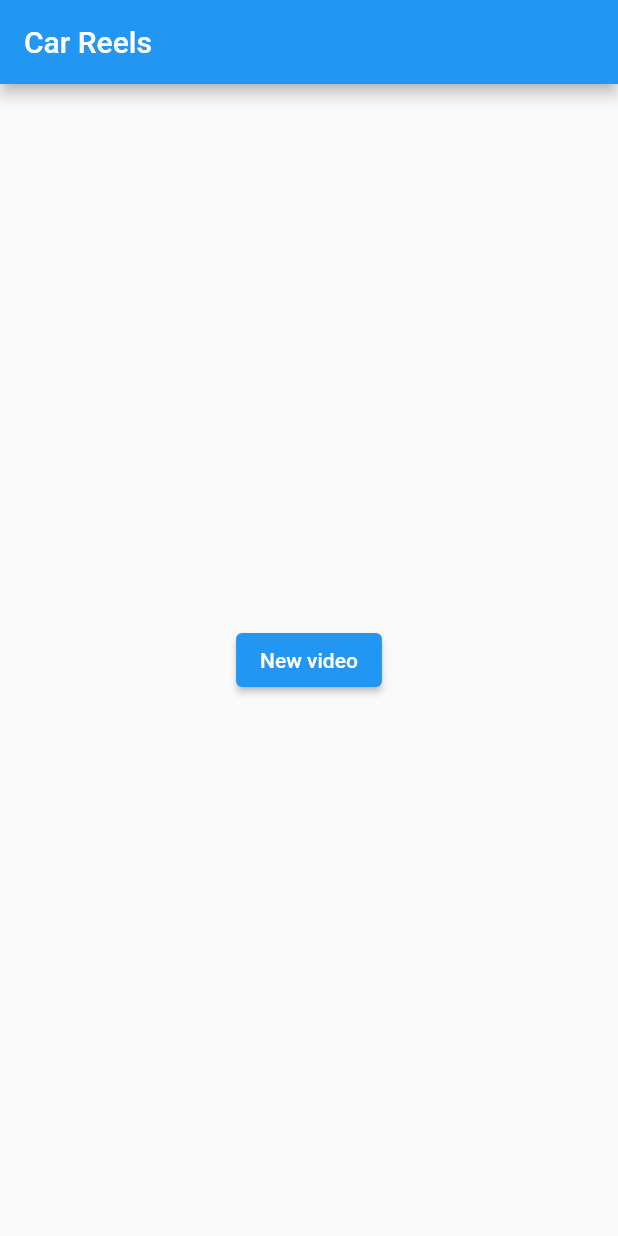
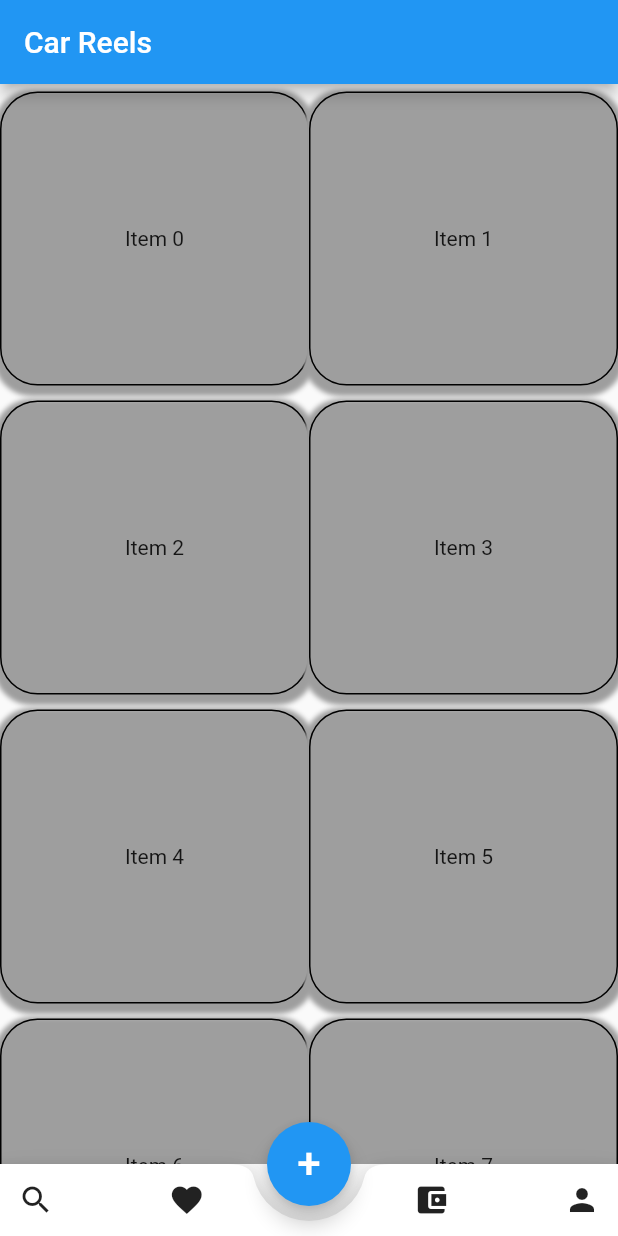
Before and after one commit to KangRuiYu/car-reels, a Flutter app: the screen it shows after launch, on a phone screen of 412 x 824 dp. Run offline on Flutter 3.47's test engine with Material 2 defaults, Android fonts, the phone set to English and light mode, and no system bars; our stand-ins replace camera.

Commit message:
GridView of MainScreen

```diff
--- a/lib/main.dart
+++ b/lib/main.dart
@@ -8,7 +8,7 @@ Future<void> main() async {
   WidgetsFlutterBinding.ensureInitialized();
 
   CameraInfos cameraInfos = CameraInfos();
-  await cameraInfos.getCameras();
+  //await cameraInfos.getCameras();
 
   runApp(MyApp(cameraInfos));
 }
--- a/lib/screens/main_screen.dart
+++ b/lib/screens/main_screen.dart
@@ -3,16 +3,73 @@ import 'package:flutter/material.dart';
 import 'package:car_reels/screens/recording_screen.dart';
 import 'package:provider/provider.dart';
 
+
+
+void main() => runApp(const MainScreen());
+
 class MainScreen extends StatelessWidget {
-  const MainScreen();
+  const MainScreen({Key? key}) : super(key: key);
+
+  static const String _title = 'Flutter Code Sample';
 
   @override
   Widget build(BuildContext context) {
+    return const MaterialApp(
+      title: _title,
+      home: MyStatefulWidget(),
+    );
+  }
+}
+
+class MyStatefulWidget extends StatefulWidget {
+  const MyStatefulWidget({Key? key}) : super(key: key);
+
+  @override
+  State<MyStatefulWidget> createState() => _MyStatefulWidgetState();
+}
+
+class _MyStatefulWidgetState extends State<MyStatefulWidget> {
+  int _selectedIndex = 0;
+  List dataList = new List<int>.generate(10, (index) => index); //length of list, index
+  void _onItemTapped(int index) {
+    setState(() {
+      _selectedIndex = index;
+    });
+  }
+  @override
+  Widget build(BuildContext context) {
     return Scaffold(
+      floatingActionButtonLocation: FloatingActionButtonLocation.centerDocked,
       appBar: AppBar(title: const Text('Car Reels')),
-      body: Center(
-        child: ElevatedButton(
-          child: const Text('New video'),
+      body: Column(
+        children: [
+          Expanded(
+            child: GridView.count(crossAxisCount: 2,
+              children: dataList.map((value) {
+                return Container(
+                  alignment: Alignment.center,
+                  height: MediaQuery.of(context).size.height * 0.2,
+                  margin: EdgeInsets.symmetric(vertical: 5),
+                  decoration: BoxDecoration(
+                    border: Border.all(color: Colors.black),
+                    borderRadius: BorderRadius.all(Radius.circular(25.0)),
+                    boxShadow: [BoxShadow(
+                      color: Colors.grey.withOpacity(1),
+                      spreadRadius: 4,
+                      blurRadius: 2,
+                      offset: Offset(0, 3),
+                    )],
+                  ),
+                  child: Text("Item ${value}"),
+                );
+              }).toList(),
+            ),
+          ),
+
+        ],
+      ),
+      floatingActionButton:
+        FloatingActionButton(
           onPressed: () {
             Navigator.push(
               context,
@@ -26,8 +83,61 @@ class MainScreen extends StatelessWidget {
               ),
             );
           },
+          child: const Text(
+              "+",
+            textScaleFactor: 2,
+          ),
         ),
-      ),
+      bottomNavigationBar:
+        BottomAppBar(
+          shape: CircularNotchedRectangle(),
+          notchMargin: 10,
+          child: Row(
+            mainAxisSize: MainAxisSize.max,
+            mainAxisAlignment: MainAxisAlignment.spaceBetween,
+            children: [
+              IconButton(
+                  onPressed: (){},
+                  icon: Icon(Icons.search)),
+              IconButton(
+                  onPressed: (){},
+                  icon: Icon(Icons.favorite)),
+                  Padding(padding: EdgeInsets.symmetric(horizontal: 5.0),),
+              IconButton(
+                onPressed: (){},
+                icon: Icon(Icons.account_balance_wallet),),
+              IconButton(
+                  onPressed: (){},
+                  icon: Icon(Icons.person)),
+            ],
+          ),
+        ),
     );
   }
 }
+
+class RecordButton extends StatelessWidget {
+  const RecordButton({
+    Key? key,
+  }) : super(key: key);
+
+  @override
+  Widget build(BuildContext context) {
+    return ElevatedButton(
+      child: const Text('+'),
+      onPressed: () {
+        Navigator.push(
+          context,
+          MaterialPageRoute(
+            builder: (context) {
+              return Provider.value(
+                value: context.read<CameraInfos>(),
+                child: const RecordingScreen(),
+              );
+            },
+          ),
+        );
+      },
+    );
+  }
+}
--- a/pubspec.yaml
+++ b/pubspec.yaml
@@ -36,7 +36,6 @@ dependencies:
   cupertino_icons: ^1.0.2
   camera: ^0.9.6
   provider: ^6.0.2
-  path_provider: ^2.0.10
 
 dev_dependencies:
   flutter_test:
```
Also changed, not shown: lib/models/reel_recorder.dart (+26 -50 lines), lib/screens/recording_screen.dart (+14 -96 lines), pubspec.lock, 1 other file.
